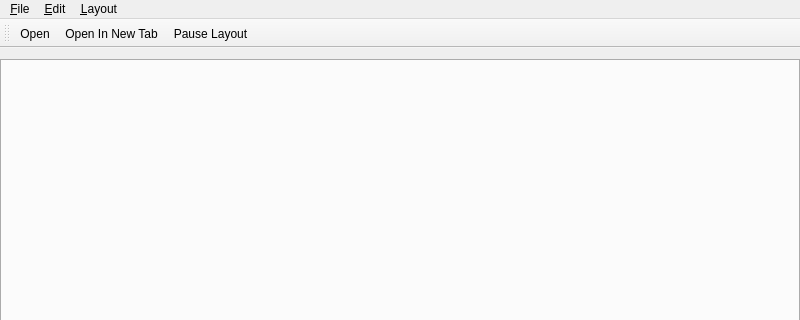
This is source/mainwindow.ui in graphia-app/graphia as Qt 5 draws it before an edit; both pictures show x 0 to 800 and y 0 to 320 of the 800 by 600 pixel window. The edited form follows.
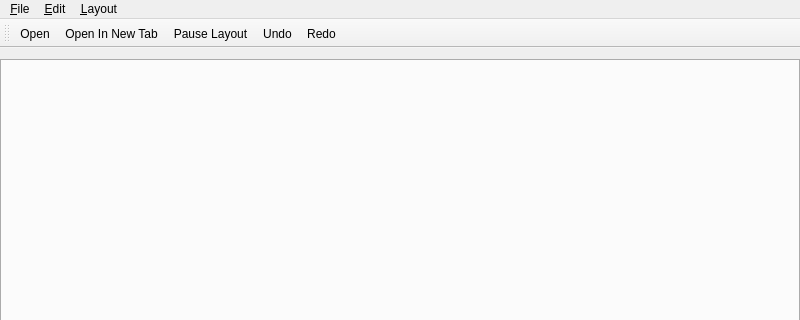
This is the edited form. Icons and pictures are not drawn.

Commit message: Undo system

What changed in the file:
```diff
--- a/source/mainwindow.ui
+++ b/source/mainwindow.ui
@@ -100,6 +100,8 @@
    <addaction name="actionOpen"/>
    <addaction name="actionOpen_In_New_Tab"/>
    <addaction name="actionPause_Layout"/>
+   <addaction name="actionUndo"/>
+   <addaction name="actionRedo"/>
   </widget>
   <widget class="QStatusBar" name="statusBar"/>
   <action name="actionOpen">
@@ -175,6 +177,28 @@
     <string>Ctrl+I</string>
    </property>
   </action>
+  <action name="actionUndo">
+   <property name="icon">
+    <iconset theme="undo"/>
+   </property>
+   <property name="text">
+    <string>Undo</string>
+   </property>
+   <property name="shortcut">
+    <string>Ctrl+Z</string>
+   </property>
+  </action>
+  <action name="actionRedo">
+   <property name="icon">
+    <iconset theme="redo"/>
+   </property>
+   <property name="text">
+    <string>Redo</string>
+   </property>
+   <property name="shortcut">
+    <string>Ctrl+Shift+Z</string>
+   </property>
+  </action>
  </widget>
  <layoutdefault spacing="6" margin="11"/>
  <resources/>
```
Left out of the diff: 5 changed lines with no effect on the pictures. The commit also changes 10 other files.
